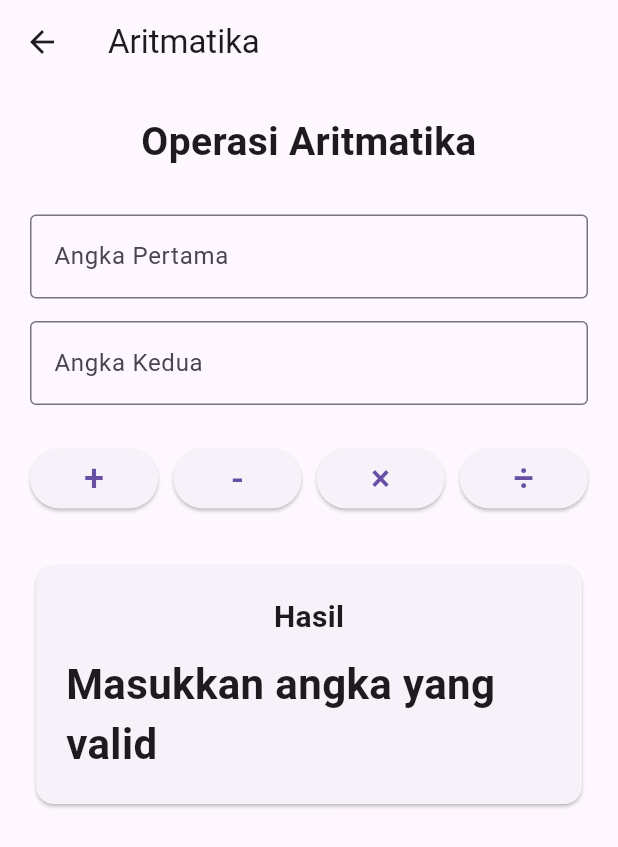
After one commit to Mas-Saka/Tugas_Mobile, a Flutter app: the ArithmeticPage screen opened by its route, after a tap on an icon or button, on a phone screen of 412 x 824 dp. The commit adds this screen. Shown: the top 847 px of the screen. Run offline on Flutter 3.47's test engine with Material 3 defaults, Android fonts, the phone set to English and light mode, and no system bars.

Commit message:
nambah menu aritmatika

```diff
--- a/analysis_options.yaml
+++ b/analysis_options.yaml
@@ -7,6 +7,15 @@
 
 # The following line activates a set of recommended lints for Flutter apps,
 # packages, and plugins designed to encourage good coding practices.
+analyzer:
+  exclude:
+    - build/**
+    - android/**
+    - ios/**
+    - web/**
+    - windows/**
+    - macos/**
+    - linux/**
 include: package:flutter_lints/flutter.yaml
 
 linter:
--- a/lib/main.dart
+++ b/lib/main.dart
@@ -1,6 +1,7 @@
 import 'package:flutter/material.dart';
 import 'pages/login_page.dart';
 import 'pages/dashboard_page.dart';
+import 'pages/aritmatika_page.dart';
 
 import 'pages/anggota_page.dart';
 
@@ -21,8 +22,8 @@ class MyApp extends StatelessWidget {
       routes: {
         '/login': (context) => const LoginPage(),
         '/dashboard': (context) => const DashboardPage(),
-
         '/anggota': (context) => const AnggotaPage(),
+        '/Aritmatika': (context) => const ArithmeticPage(),
       },
     );
   }
--- /dev/null
+++ b/lib/pages/aritmatika_page.dart
@@ -0,0 +1,190 @@
+import 'package:flutter/material.dart';
+
+class ArithmeticPage extends StatefulWidget {
+  const ArithmeticPage({super.key});
+
+  @override
+  State<ArithmeticPage> createState() => _ArithmeticPageState();
+}
+
+class _ArithmeticPageState extends State<ArithmeticPage> {
+  final TextEditingController angka1Controller = TextEditingController();
+  final TextEditingController angka2Controller = TextEditingController();
+
+  String hasil = '0';
+
+  void hitung(String operasi) {
+    double? angka1 = double.tryParse(angka1Controller.text);
+    double? angka2 = double.tryParse(angka2Controller.text);
+
+    if (angka1 == null || angka2 == null) {
+      setState(() {
+        hasil = 'Masukkan angka yang valid';
+      });
+      return;
+    }
+
+    double hasilPerhitungan;
+
+    switch (operasi) {
+      case '+':
+        hasilPerhitungan = angka1 + angka2;
+        break;
+
+      case '-':
+        hasilPerhitungan = angka1 - angka2;
+        break;
+
+      case '×':
+        hasilPerhitungan = angka1 * angka2;
+        break;
+
+      case '÷':
+        if (angka2 == 0) {
+          setState(() {
+            hasil = 'Tidak bisa dibagi 0';
+          });
+          return;
+        }
+
+        hasilPerhitungan = angka1 / angka2;
+        break;
+
+      default:
+        hasilPerhitungan = 0;
+    }
+
+    setState(() {
+      hasil = hasilPerhitungan.toString();
+    });
+  }
+
+  @override
+  Widget build(BuildContext context) {
+    return Scaffold(
+      appBar: AppBar(
+        title: const Text('Aritmatika'),
+      ),
+
+      body: Padding(
+        padding: const EdgeInsets.all(20),
+        child: Column(
+          crossAxisAlignment: CrossAxisAlignment.stretch,
+          children: [
+            const Text(
+              'Operasi Aritmatika',
+              style: TextStyle(
+                fontSize: 26,
+                fontWeight: FontWeight.bold,
+              ),
+              textAlign: TextAlign.center,
+            ),
+
+            const SizedBox(height: 30),
+
+            TextField(
+              controller: angka1Controller,
+              keyboardType: TextInputType.number,
+              decoration: const InputDecoration(
+                labelText: 'Angka Pertama',
+                border: OutlineInputBorder(),
+              ),
+            ),
+
+            const SizedBox(height: 15),
+
+            TextField(
+              controller: angka2Controller,
+              keyboardType: TextInputType.number,
+              decoration: const InputDecoration(
+                labelText: 'Angka Kedua',
+                border: OutlineInputBorder(),
+              ),
+            ),
+
+            const SizedBox(height: 25),
+
+            Row(
+              children: [
+                Expanded(
+                  child: ElevatedButton(
+                    onPressed: () => hitung('+'),
+                    child: const Text(
+                      '+',
+                      style: TextStyle(fontSize: 24),
+                    ),
+                  ),
+                ),
+
+                const SizedBox(width: 10),
+
+                Expanded(
+                  child: ElevatedButton(
+                    onPressed: () => hitung('-'),
+                    child: const Text(
+                      '-',
+                      style: TextStyle(fontSize: 24),
+                    ),
+                  ),
+                ),
+
+                const SizedBox(width: 10),
+
+                Expanded(
+                  child: ElevatedButton(
+                    onPressed: () => hitung('×'),
+                    child: const Text(
+                      '×',
+                      style: TextStyle(fontSize: 24),
+                    ),
+                  ),
+                ),
+
+                const SizedBox(width: 10),
+
+                Expanded(
+                  child: ElevatedButton(
+                    onPressed: () => hitung('÷'),
+                    child: const Text(
+                      '÷',
+                      style: TextStyle(fontSize: 24),
+                    ),
+                  ),
+                ),
+              ],
+            ),
+
+            const SizedBox(height: 30),
+
+            Card(
+              child: Padding(
+                padding: const EdgeInsets.all(20),
+                child: Column(
+                  children: [
+                    const Text(
+                      'Hasil',
+                      style: TextStyle(
+                        fontSize: 20,
+                        fontWeight: FontWeight.bold,
+                      ),
+                    ),
+
+                    const SizedBox(height: 10),
+
+                    Text(
+                      hasil,
+                      style: const TextStyle(
+                        fontSize: 28,
+                        fontWeight: FontWeight.bold,
+                      ),
+                    ),
+                  ],
+                ),
+              ),
+            ),
+          ],
+        ),
+      ),
+    );
+  }
+}
```
Also changed, not shown: pubspec.lock.
